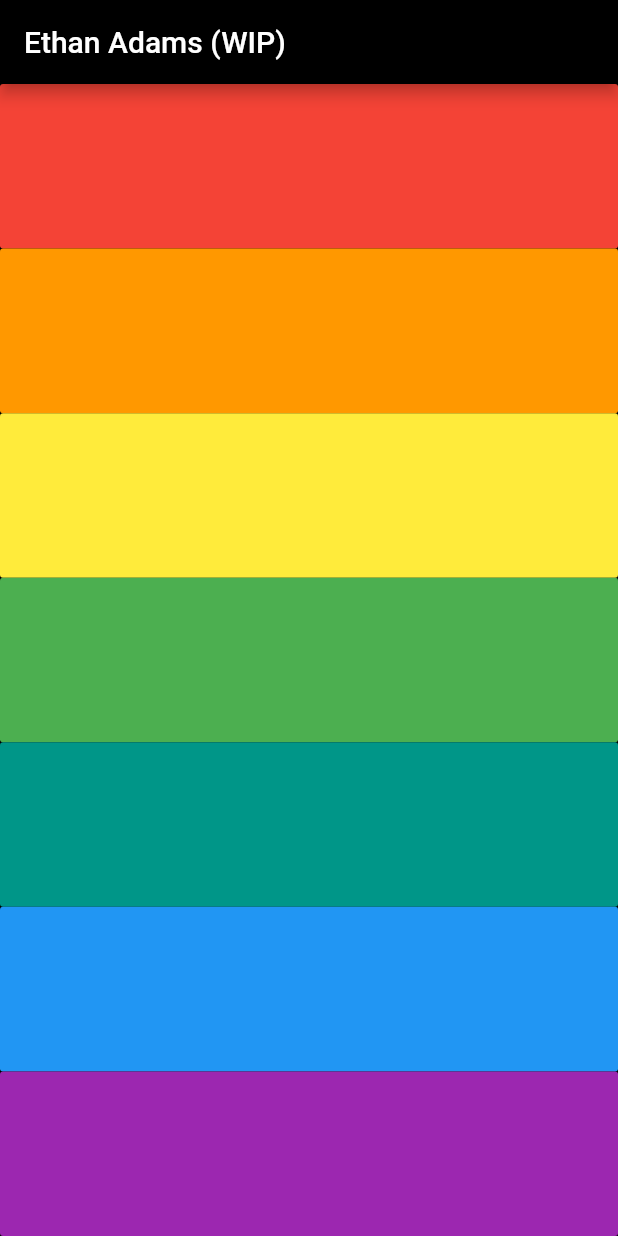
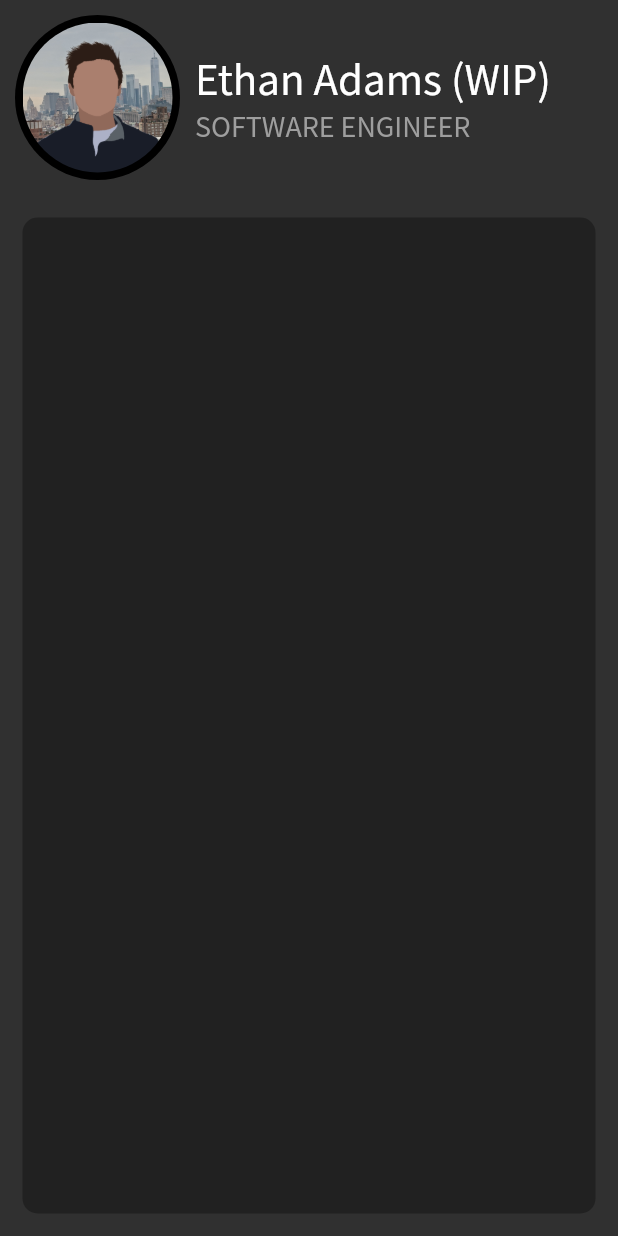
Before and after one commit to ethan-adams/ethanadams.dev, a Flutter app: the screen it shows after launch, on a phone screen of 412 x 824 dp. Run offline on Flutter 3.47's test engine with Material 2 defaults, Android fonts, the phone set to English and light mode, and no system bars.

Commit message:
added header and body styling, removed demo app

```diff
--- a/lib/main.dart
+++ b/lib/main.dart
@@ -1,50 +1,74 @@
 import 'package:flutter/material.dart';
-import 'package:audioplayers/audio_cache.dart';
 
 void main() => runApp(EthanWeb());
 
 class EthanWeb extends StatelessWidget {
-
-  void playSound(int inSoundNum) {
-    final player = AudioCache();
-    player.play('note$inSoundNum.wav');
-  }
-
-  Widget buildKey({Color inColor, int soundNum}) {
-    return Expanded(
-      child: FlatButton(
-        color: inColor,
-        onPressed: () {
-          playSound(soundNum);
-        },
-      ),
-    );
-  }
-
   @override
   Widget build(BuildContext context) {
     return MaterialApp(
+      theme: ThemeData.dark(),
       home: Scaffold(
-        appBar: AppBar(
-          title: Text("Ethan Adams (WIP)"),
-          backgroundColor: Colors.black,
-        ),
-        backgroundColor: Colors.black,
-        body: SafeArea(
-          child: Column(
-            mainAxisAlignment: MainAxisAlignment.spaceBetween,
-            crossAxisAlignment: CrossAxisAlignment.stretch,
-            children: <Widget>[
-              buildKey(inColor: Colors.red, soundNum: 1),
-              buildKey(inColor: Colors.orange, soundNum: 2),
-              buildKey(inColor: Colors.yellow, soundNum: 3),
-              buildKey(inColor: Colors.green, soundNum: 4),
-              buildKey(inColor: Colors.teal, soundNum: 5),
-              buildKey(inColor: Colors.blue, soundNum: 6),
-              buildKey(inColor: Colors.purple, soundNum: 7),
-
-            ],
-          ),
+        body: Column(
+          children: [
+            // TODO: Refactor this mess of a UI
+            Row(
+              children: <Widget>[
+                Stack(
+                  children: <Widget>[
+                    Container(
+                      margin: EdgeInsets.all(10),
+                      width: 110,
+                      height: 110,
+                      decoration: BoxDecoration(
+                        color: Colors.black,
+                        shape: BoxShape.circle,
+                      ),
+                    ),
+                    Container(
+                      margin: EdgeInsets.all(15),
+                      child: CircleAvatar(
+                        radius: 50,
+                        backgroundImage: AssetImage('images/vectorProf.png'),
+                      ),
+                    ),
+                  ],
+                ),
+                Column(
+                  mainAxisAlignment: MainAxisAlignment.spaceEvenly,
+                  crossAxisAlignment: CrossAxisAlignment.start,
+                  children: [
+                    Text(
+                      'Ethan Adams (WIP)',
+                      style: TextStyle(
+                        fontFamily: 'Source Sans Pro',
+                        fontSize: 30,
+                      ),
+                    ),
+                    Text(
+                      'SOFTWARE ENGINEER',
+                      style: TextStyle(
+                        fontFamily: 'Source Sans Pro',
+                        fontSize: 20,
+                        color: Colors.grey,
+                      ),
+                    ),
+                  ],
+                ),
+              ],
+            ),
+            // Main Container starts here
+            Container(
+              child: Expanded(
+                child: Container(
+                  margin: EdgeInsets.all(15),
+                  decoration: BoxDecoration(
+                    borderRadius: BorderRadius.circular(10),
+                    color: Colors.grey.shade900,
+                  ),
+                ),
+              ),
+            )
+          ],
         ),
       ),
     );
```
Also changed, not shown: pubspec.yaml (+8 -16 lines), fonts/SourceSansPro-Regular.ttf (added), images/ethan.jpg (added), images/vectorProf.png (added), lib/constants.dart (added), pubspec.lock, 8 other files.
